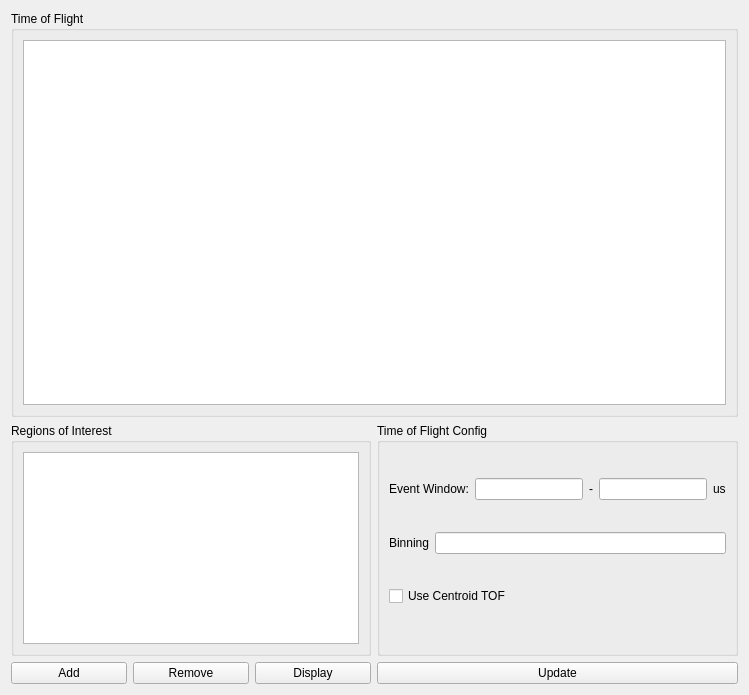
Before: the Qt Designer form pymepixviewer/pymepixviewer/panels/ui/timeofflightpanel.ui in CFEL-CMI/pymepix, drawn with Qt 5.
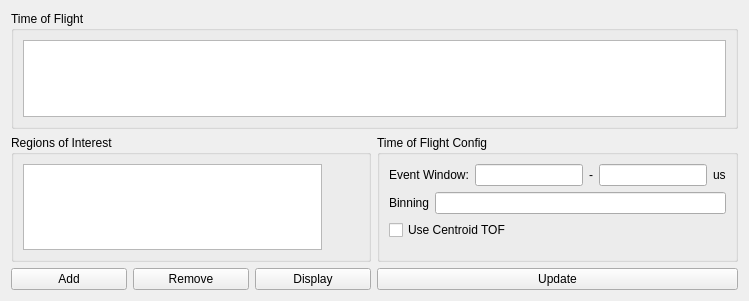
After: the same form once the commit is applied. Custom widgets are drawn as their Qt base class.

```diff
--- a/pymepixviewer/pymepixviewer/panels/ui/timeofflightpanel.ui
+++ b/pymepixviewer/pymepixviewer/panels/ui/timeofflightpanel.ui
@@ -7,7 +7,7 @@
     <x>0</x>
     <y>0</y>
     <width>749</width>
-    <height>695</height>
+    <height>301</height>
    </rect>
   </property>
   <property name="windowTitle">
@@ -51,6 +51,12 @@
               <verstretch>0</verstretch>
              </sizepolicy>
             </property>
+            <property name="maximumSize">
+             <size>
+              <width>299</width>
+              <height>88</height>
+             </size>
+            </property>
            </widget>
           </item>
          </layout>
```
